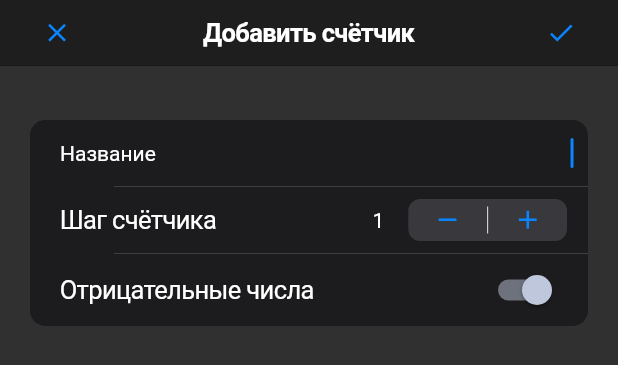
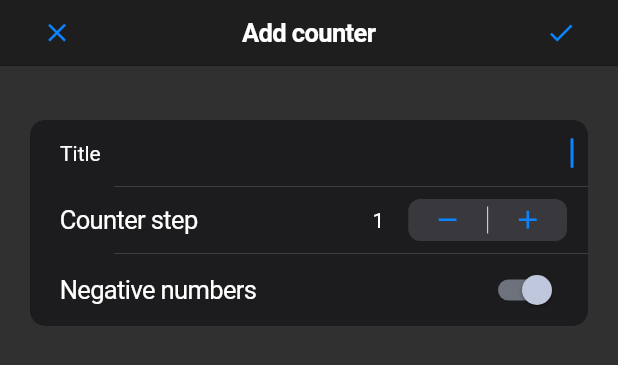
Before and after one commit to Vorkytaka/mini_counter, a Flutter app: the UpsertCounterPage widget shown alone on an empty page, opened directly, on a phone screen of 412 x 824 dp. Shown: the top 365 px of the screen. Run offline on Flutter 3.47's test engine with Material 2 defaults, Android fonts, the phone set to English and light mode, and no system bars; our stand-ins replace drift, modal_bottom_sheet; accounts and stored records are empty; generated files the repository leaves out were written again; statements that could not run were skipped.

Commit message:
Add english translation and use intl

```diff
--- a/lib/presentation/app.dart
+++ b/lib/presentation/app.dart
@@ -4,6 +4,7 @@ import 'package:modal_bottom_sheet/modal_bottom_sheet.dart';
 import 'package:provider/provider.dart';
 
 import '../dependency.dart';
+import 'intl/generated/l10n.dart';
 import 'main_page.dart';
 
 class App extends StatelessWidget {
@@ -31,7 +32,9 @@ class App extends StatelessWidget {
           DefaultMaterialLocalizations.delegate,
           DefaultCupertinoLocalizations.delegate,
           DefaultWidgetsLocalizations.delegate,
+          S.delegate,
         ],
+        supportedLocales: S.delegate.supportedLocales,
         initialRoute: '/',
         onGenerateRoute: (settings) {
           final Widget? page;
--- /dev/null
+++ b/lib/presentation/intl/l10n/intl_en.arb
@@ -0,0 +1,16 @@
+{
+  "app_name": "miniCounter",
+  "@___MAIN_PAGE": "",
+  "main_page__title": "Counters",
+  "@___UPSERT_PAGE": "",
+  "upsert_page__title__add": "Add counter",
+  "upsert_page__title__change": "Change counter",
+  "upsert_page__hint_title": "Title",
+  "upsert_page__hint_step": "Counter step",
+  "upsert_page__hint_negative": "Negative numbers",
+  "upsert_page__hint_delete": "Delete counter",
+  "@___DELETE_CONFIRM": "",
+  "delete_confirm__title": "Delete counter?",
+  "delete_confirm__delete": "Delete",
+  "delete_confirm__cancel": "Cancel"
+}
--- a/lib/presentation/main_page.dart
+++ b/lib/presentation/main_page.dart
@@ -9,6 +9,7 @@ import 'package:provider/provider.dart';
 
 import '../data/database/database.dart';
 import '../dependency.dart';
+import 'intl/generated/l10n.dart';
 import 'upsert_counter.dart';
 
 class MainPage extends StatelessWidget {
@@ -17,6 +18,7 @@ class MainPage extends StatelessWidget {
   @override
   Widget build(BuildContext context) {
     final theme = CupertinoTheme.of(context);
+    final s = S.of(context);
 
     return CupertinoPageScaffold(
       navigationBar: CupertinoNavigationBar(
@@ -28,7 +30,7 @@ class MainPage extends StatelessWidget {
           padding: EdgeInsets.zero,
           child: const Icon(Icons.add),
         ),
-        middle: Text('Счётчики'),
+        middle: Text(s.main_page__title),
       ),
       backgroundColor: theme.scaffoldBackgroundColor,
       child: CounterList(),
--- a/lib/presentation/upsert_counter.dart
+++ b/lib/presentation/upsert_counter.dart
@@ -5,6 +5,7 @@ import 'package:provider/provider.dart';
 
 import '../data/database/database.dart';
 import '../dependency.dart';
+import 'intl/generated/l10n.dart';
 
 Future<void> showUpsertCounterSheet({
   required BuildContext context,
@@ -55,6 +56,8 @@ class _UpsertCounterPageState extends State<UpsertCounterPage> {
 
   @override
   Widget build(BuildContext context) {
+    final s = S.of(context);
+
     return ListView(
       physics: const ScrollPhysics(),
       children: [
@@ -66,8 +69,8 @@ class _UpsertCounterPageState extends State<UpsertCounterPage> {
             child: Icon(Icons.close),
           ),
           middle: widget.counter != null
-              ? Text('Изменить счётчик')
-              : Text('Добавить счётчик'),
+              ? Text(s.upsert_page__title__change)
+              : Text(s.upsert_page__title__add),
           trailing: CupertinoButton(
             padding: EdgeInsets.zero,
             onPressed: _upsert,
@@ -88,14 +91,14 @@ class _UpsertCounterPageState extends State<UpsertCounterPage> {
                 autofocus: true,
                 prefix: Padding(
                   padding: const EdgeInsets.only(left: 20),
-                  child: Text('Название'),
+                  child: Text(s.upsert_page__hint_title),
                 ),
                 clearButtonMode: OverlayVisibilityMode.editing,
                 textCapitalization: TextCapitalization.sentences,
               ),
             ),
             CupertinoListTile(
-              title: Text('Шаг счётчика'),
+              title: Text(s.upsert_page__hint_step),
               trailing: Row(
                 mainAxisSize: MainAxisSize.min,
                 children: [
@@ -148,7 +151,7 @@ class _UpsertCounterPageState extends State<UpsertCounterPage> {
               onTap: () => setState(() {
                 _negativeEnabled = !_negativeEnabled;
               }),
-              title: Text('Отрицательные числа'),
+              title: Text(s.upsert_page__hint_negative),
               trailing: Switch.adaptive(
                 value: _negativeEnabled,
                 onChanged: (enable) => setState(() {
@@ -176,7 +179,7 @@ class _UpsertCounterPageState extends State<UpsertCounterPage> {
                   });
                 },
                 title: Text(
-                  'Удалить счётчик',
+                  s.upsert_page__hint_delete,
                   style: TextStyle(
                     color: CupertinoColors.destructiveRed,
                   ),
@@ -214,12 +217,15 @@ Future<bool> _confirmDeleteDialog({
     showCupertinoDialog<bool>(
       context: context,
       barrierDismissible: true,
-      builder: (context) => CupertinoAlertDialog(
-        title: Text('Удалить счётчик?'),
+      builder: (context) {
+        final s= S.of(context);
+
+        return CupertinoAlertDialog(
+        title: Text(s.delete_confirm__title),
         actions: [
           CupertinoDialogAction(
             onPressed: () => Navigator.of(context).pop(false),
-            child: Text('Отменить'),
+            child: Text(s.delete_confirm__cancel),
           ),
           CupertinoDialogAction(
             onPressed: () => Navigator.of(context).pop(true),
@@ -227,8 +233,9 @@ Future<bool> _confirmDeleteDialog({
             textStyle: TextStyle(
               color: CupertinoColors.destructiveRed,
             ),
-            child: Text('Удалить'),
+            child: Text(s.delete_confirm__delete),
           ),
         ],
-      ),
+      );
+      },
     ).then((value) => value ?? false);
```
Also changed, not shown: pubspec.yaml (+12 -0 lines), lib/presentation/intl/generated/intl/messages_all.dart (added), lib/presentation/intl/generated/intl/messages_en.dart (added), lib/presentation/intl/generated/l10n.dart (added), pubspec.lock.
